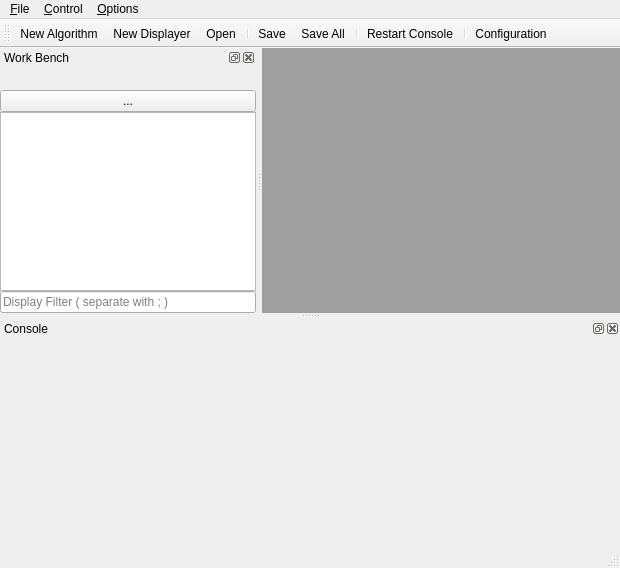
Before: the Qt Designer form mainwindow.ui in davidaq/Uranus2, drawn with Qt 5.
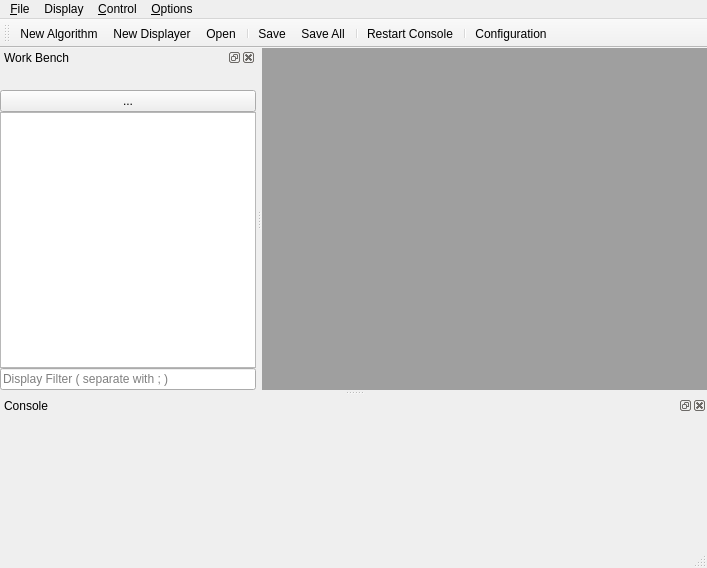
After: the same form once the commit is applied. Icons and pictures are not drawn. Custom widgets are drawn as their Qt base class.

Patch:
```diff
--- a/mainwindow.ui
+++ b/mainwindow.ui
@@ -6,7 +6,7 @@
    <rect>
     <x>0</x>
     <y>0</y>
-    <width>620</width>
+    <width>707</width>
     <height>568</height>
    </rect>
   </property>
@@ -32,14 +32,17 @@
       <property name="viewMode">
        <enum>QMdiArea::TabbedView</enum>
       </property>
+      <property name="documentMode">
+       <bool>true</bool>
+      </property>
       <property name="tabsClosable">
        <bool>true</bool>
       </property>
       <property name="tabsMovable">
        <bool>true</bool>
       </property>
-      <property name="tabShape">
-       <enum>QTabWidget::Rounded</enum>
+      <property name="tabPosition">
+       <enum>QTabWidget::South</enum>
       </property>
      </widget>
     </item>
@@ -50,7 +53,7 @@
     <rect>
      <x>0</x>
      <y>0</y>
-     <width>620</width>
+     <width>707</width>
      <height>32</height>
     </rect>
    </property>
@@ -77,7 +80,15 @@
     <addaction name="actionNew_Displayer"/>
     <addaction name="actionRestart_Console"/>
    </widget>
+   <widget class="QMenu" name="menuDisplay">
+    <property name="title">
+     <string>Display</string>
+    </property>
+    <addaction name="actionTiled_Display"/>
+    <addaction name="actionCasacaded_Display"/>
+   </widget>
    <addaction name="menu_File"/>
+   <addaction name="menuDisplay"/>
    <addaction name="menu_Control"/>
    <addaction name="menu_Settings"/>
   </widget>
@@ -89,7 +100,7 @@
     <enum>TopToolBarArea</enum>
    </attribute>
    <attribute name="toolBarBreak">
-    <bool>true</bool>
+    <bool>false</bool>
    </attribute>
    <addaction name="actionNew_Algorithm"/>
    <addaction name="actionNew_Displayer"/>
@@ -257,7 +268,7 @@
    <property name="minimumSize">
     <size>
      <width>256</width>
-     <height>227</height>
+     <height>150</height>
     </size>
    </property>
    <property name="windowTitle">
```
Left out of the diff: 10 changed lines with no effect on the pictures.
